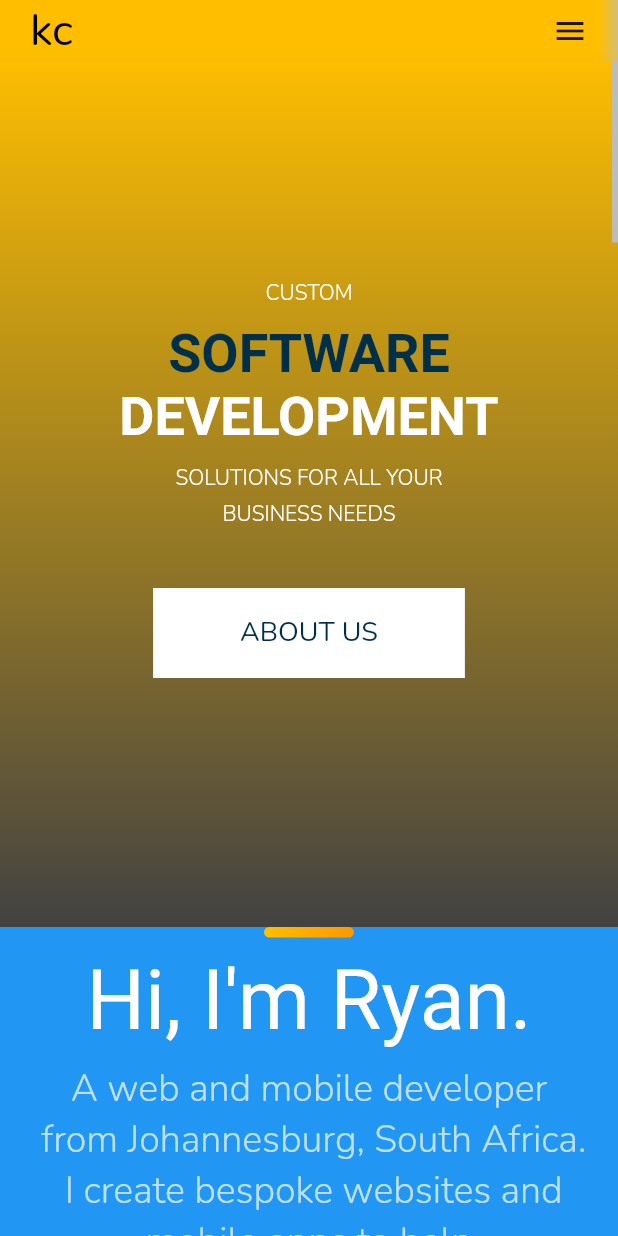
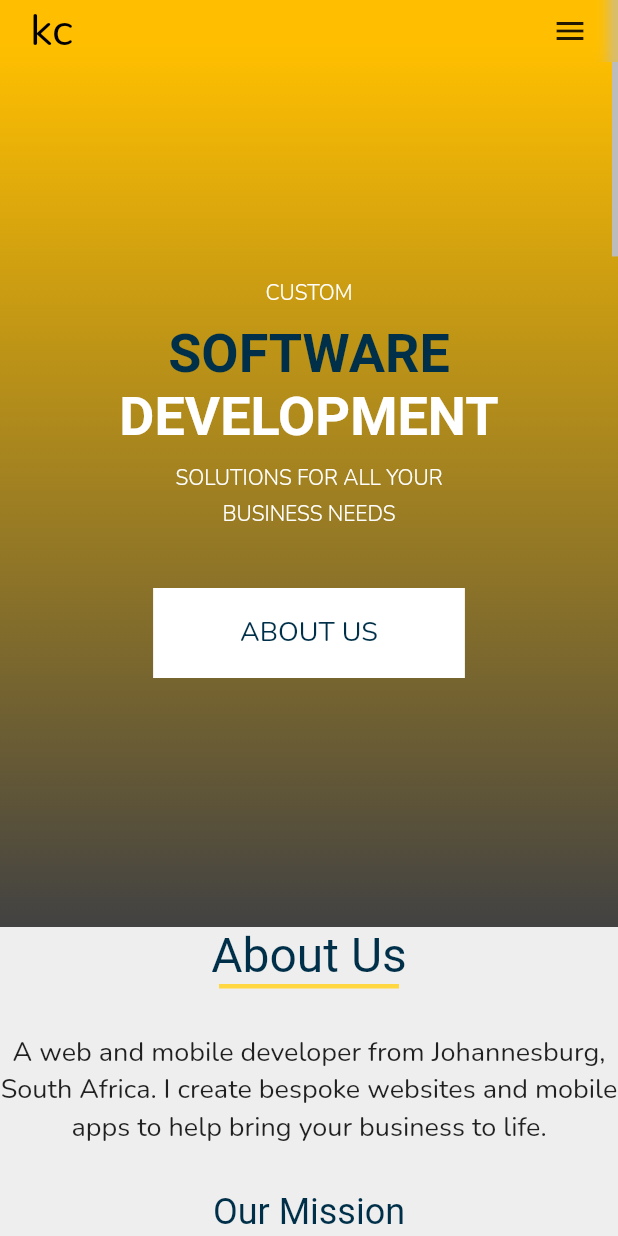
Before and after one commit to ryanemm/kosi_connect, a Flutter app: the screen it shows after launch, on a phone screen of 412 x 824 dp. Run offline on Flutter 3.47's test engine with Material 2 defaults, Android fonts, the phone set to English and light mode, and no system bars; our stand-ins replace animated_text_kit, google_fonts, outline_gradient_button, responsive_framework; missing offline and left inert: assorted_layout_widgets, shape_of_view.

Commit message:
about section mobile

```diff
--- a/lib/Sections/AboutSection/about_section.dart
+++ b/lib/Sections/AboutSection/about_section.dart
@@ -1,7 +1,7 @@
 import "package:flutter/material.dart";
-import 'package:kosi_connect/Sections/AboutSection/Components/about_info_sign.dart';
-import "package:shape_of_view/shape_of_view.dart";
+
 import "package:assorted_layout_widgets/assorted_layout_widgets.dart";
+import 'package:google_fonts/google_fonts.dart';
 
 class AboutSection extends StatelessWidget {
   @override
@@ -9,17 +9,46 @@ class AboutSection extends StatelessWidget {
     Size _screenSize = MediaQuery.of(context).size;
     return Box(
       color: Colors.white,
-      padding: const EdgeInsets.only(bottom: 70),
-      child: ShapeOfView(
-        elevation: 10,
-        height: _screenSize.height * 0.7,
-        shape: DiagonalShape(
-            position: DiagonalPosition.Bottom,
-            direction: DiagonalDirection.Right,
-            angle: DiagonalAngle.deg(angle: 4)),
-        child: Center(
-          child: AboutInfoSign(),
-        ),
+      padding: const EdgeInsets.symmetric(vertical: 40, horizontal: 40),
+      child: Column(
+        children: [
+          Text(
+            "About Us",
+            style: GoogleFonts.novaRound(
+              fontSize: 32,
+              color: Color(0xFF003049),
+            ),
+          ),
+          Container(
+            height: 3,
+            width: 120,
+            color: Colors.amberAccent,
+          ),
+          SizedBox(height: 30),
+          Text(
+            "A web and mobile developer from Johannesburg, South Africa. I create bespoke websites and mobile apps to help bring your business to life.",
+            style: GoogleFonts.nunito(
+              fontSize: 18,
+            ),
+            textAlign: TextAlign.center,
+          ),
+          SizedBox(height: 30),
+          Text(
+            "Our Mission",
+            style: GoogleFonts.novaRound(
+              fontSize: 24,
+              color: Color(0xFF003049),
+            ),
+          ),
+          SizedBox(height: 30),
+          Text(
+            "A web and mobile developer from Johannesburg, South Africa. I create bespoke websites and mobile apps to help bring your business to life.",
+            style: GoogleFonts.nunito(
+              fontSize: 18,
+            ),
+            textAlign: TextAlign.center,
+          )
+        ],
       ),
     );
   }
```
